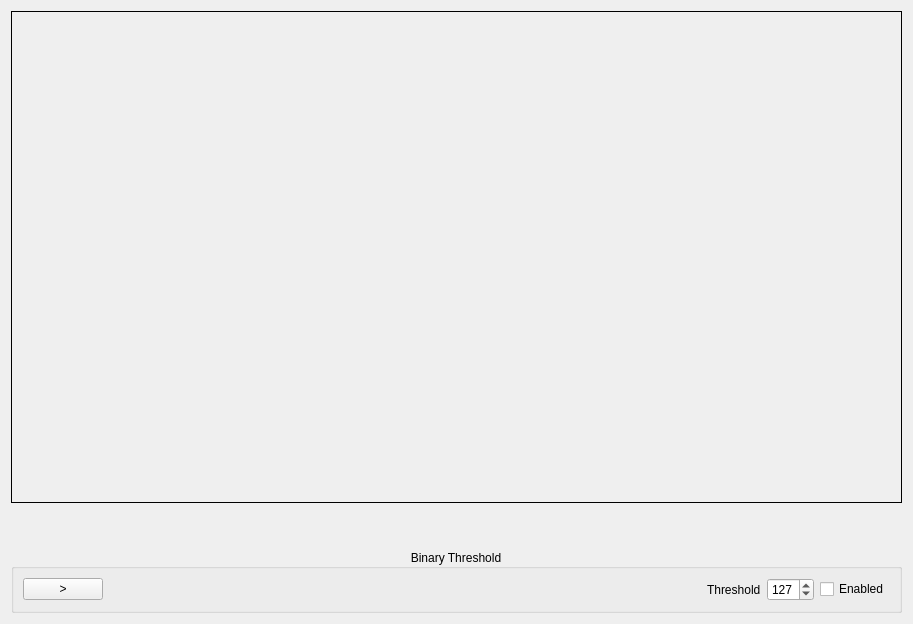
Qt form qcvwidget.ui (prater27/Qt5_and_OpenCV_Tutorial1) before a commit.
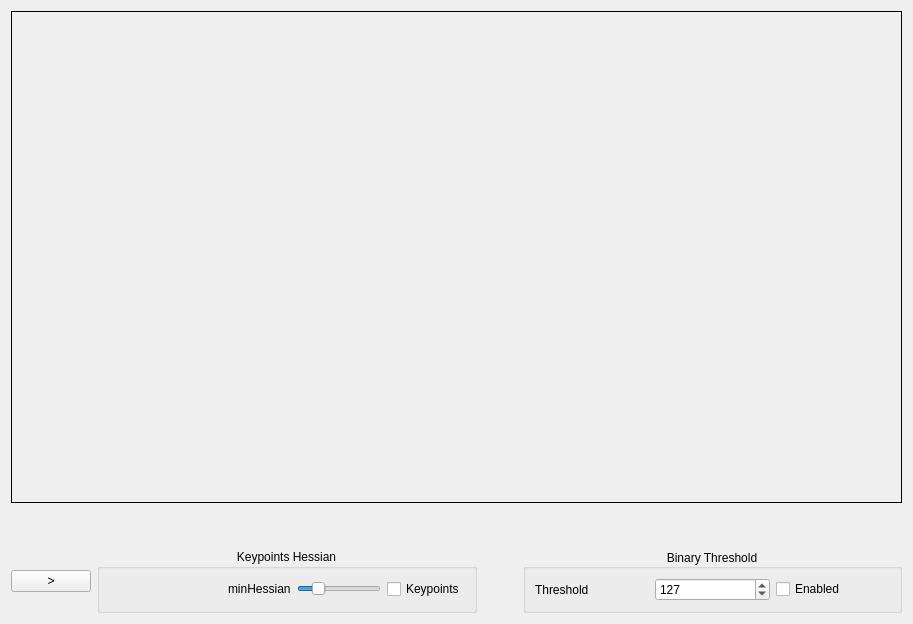
The same form after that commit.

The edit to the form file:
```diff
--- a/qcvwidget.ui
+++ b/qcvwidget.ui
@@ -49,14 +49,7 @@
       </spacer>
      </item>
      <item>
-      <widget class="QGroupBox" name="groupBox">
-       <property name="title">
-        <string>Binary Threshold</string>
-       </property>
-       <property name="alignment">
-        <set>Qt::AlignCenter</set>
-       </property>
-       <layout class="QHBoxLayout" name="horizontalLayout_2">
+      <layout class="QHBoxLayout" name="horizontalLayout_3">
         <item>
          <widget class="QPushButton" name="pushButtonPlay">
           <property name="text">
@@ -65,8 +58,55 @@
          </widget>
         </item>
         <item>
-         <layout class="QHBoxLayout" name="horizontalLayout">
+        <widget class="QGroupBox" name="groupBox_2">
+         <property name="sizePolicy">
+          <sizepolicy hsizetype="Expanding" vsizetype="Minimum">
+           <horstretch>0</horstretch>
+           <verstretch>0</verstretch>
+          </sizepolicy>
+         </property>
+         <property name="title">
+          <string>Keypoints Hessian</string>
+         </property>
+         <property name="alignment">
+          <set>Qt::AlignHCenter|Qt::AlignTop</set>
+         </property>
+         <layout class="QGridLayout" name="gridLayout_3">
+          <item row="0" column="1">
+           <layout class="QHBoxLayout" name="horizontalLayout_2">
           <item>
+             <widget class="QLabel" name="label">
+              <property name="text">
+               <string>minHessian</string>
+              </property>
+             </widget>
+            </item>
+            <item>
+             <widget class="QSlider" name="horizontalSliderMinHessian">
+              <property name="minimum">
+               <number>1</number>
+              </property>
+              <property name="maximum">
+               <number>250</number>
+              </property>
+              <property name="value">
+               <number>50</number>
+              </property>
+              <property name="orientation">
+               <enum>Qt::Horizontal</enum>
+              </property>
+             </widget>
+            </item>
+            <item>
+             <widget class="QCheckBox" name="checkBoxEnabledKeypoints">
+              <property name="text">
+               <string>Keypoints</string>
+              </property>
+             </widget>
+            </item>
+           </layout>
+          </item>
+          <item row="0" column="0">
            <spacer name="horizontalSpacer">
             <property name="orientation">
              <enum>Qt::Horizontal</enum>
@@ -82,6 +122,48 @@
             </property>
            </spacer>
           </item>
+         </layout>
+        </widget>
+       </item>
+       <item>
+        <spacer name="horizontalSpacer_2">
+         <property name="orientation">
+          <enum>Qt::Horizontal</enum>
+         </property>
+         <property name="sizeType">
+          <enum>QSizePolicy::Minimum</enum>
+         </property>
+         <property name="sizeHint" stdset="0">
+          <size>
+           <width>40</width>
+           <height>20</height>
+          </size>
+         </property>
+        </spacer>
+       </item>
+       <item>
+        <widget class="QGroupBox" name="groupBox">
+         <property name="sizePolicy">
+          <sizepolicy hsizetype="Expanding" vsizetype="Minimum">
+           <horstretch>0</horstretch>
+           <verstretch>0</verstretch>
+          </sizepolicy>
+         </property>
+         <property name="mouseTracking">
+          <bool>false</bool>
+         </property>
+         <property name="title">
+          <string>Binary Threshold</string>
+         </property>
+         <property name="alignment">
+          <set>Qt::AlignCenter</set>
+         </property>
+         <property name="checkable">
+          <bool>false</bool>
+         </property>
+         <layout class="QGridLayout" name="gridLayout_2">
+          <item row="0" column="1">
+           <layout class="QHBoxLayout" name="horizontalLayout">
           <item>
            <widget class="QLabel" name="label_2">
             <property name="text">
@@ -110,6 +192,8 @@
         </item>
        </layout>
       </widget>
+       </item>
+      </layout>
      </item>
     </layout>
    </item>
```
Lines whose indentation alone changed are shown as unchanged.
